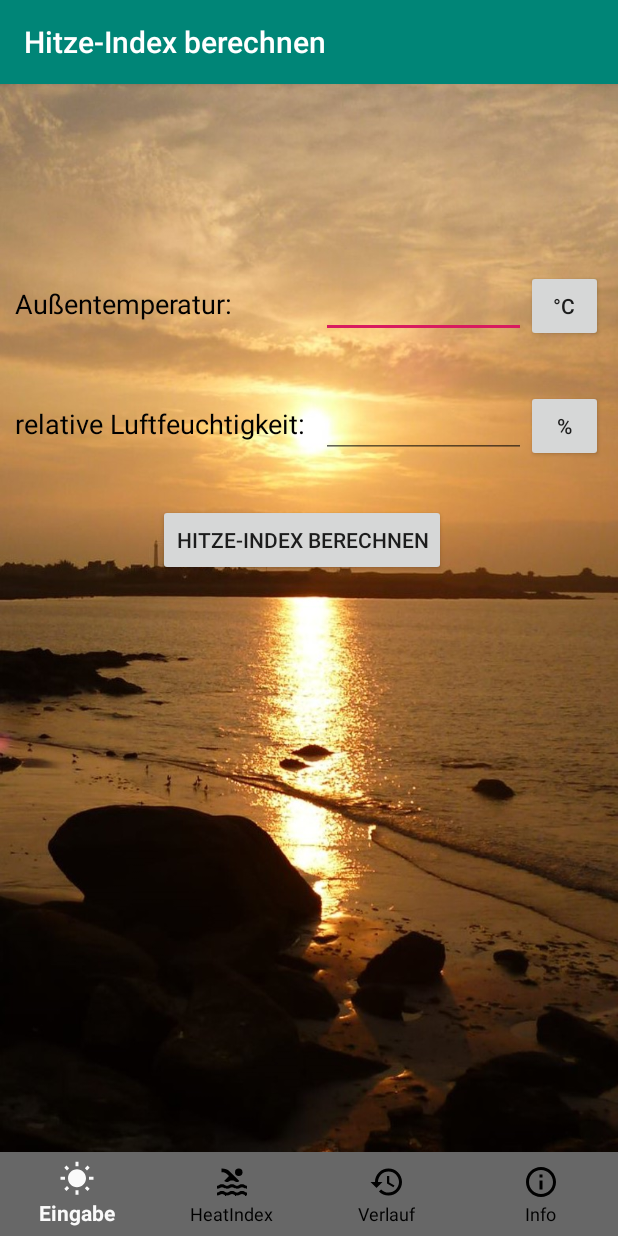
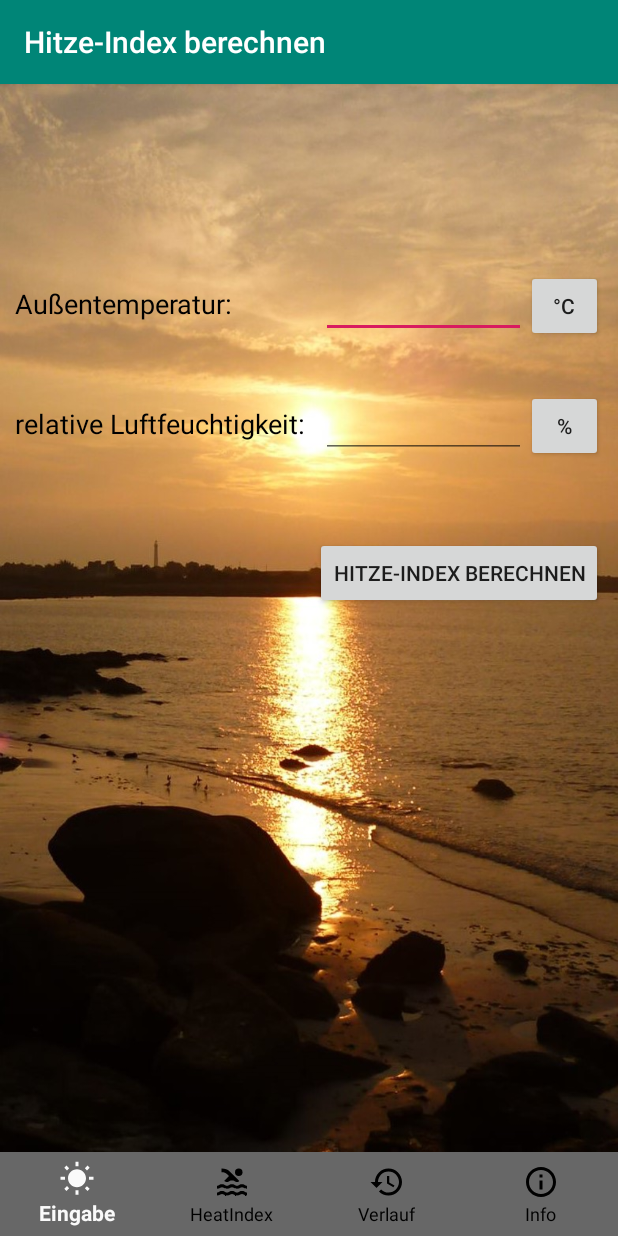
Before and after one commit to RagingLynx/Heat, an Android app: the screen it shows after launch (MainActivity), on a phone screen of 412 x 824 dp. Run offline under Robolectric (Android 15) with nearby library versions, the phone set to English and light mode, and no system bars; our stand-ins replace Room's generated code.

Commit message:
Knopf zum berechnen wieder am Rechten Rand, diesmal für alle Geräte

```diff
--- a/app/src/main/res/layout/fragment_eingabe.xml
+++ b/app/src/main/res/layout/fragment_eingabe.xml
@@ -48,6 +48,7 @@
         </LinearLayout>
 
         <LinearLayout
+            android:id="@+id/linearHumid"
             android:layout_width="match_parent"
             android:layout_height="0dp"
             android:layout_marginTop="80dp"
@@ -83,12 +84,13 @@
         <Button
             android:layout_width="wrap_content"
             android:layout_height="wrap_content"
-            android:layout_marginTop="108dp"
+            android:layout_marginTop="50dp"
             app:layout_constraintEnd_toEndOf="parent"
             android:layout_marginEnd="10dp"
             android:id="@+id/berechnen"
             android:text="@string/heat_index_berechnen"
-            app:layout_constraintStart_toStartOf="parent"
-            app:layout_constraintTop_toBottomOf="@+id/linearTemp" />
+            android:layout_alignParentEnd="true"
+            app:layout_constraintTop_toBottomOf="@+id/linearHumid"
+            />
     </androidx.constraintlayout.widget.ConstraintLayout>
 </FrameLayout>
```
